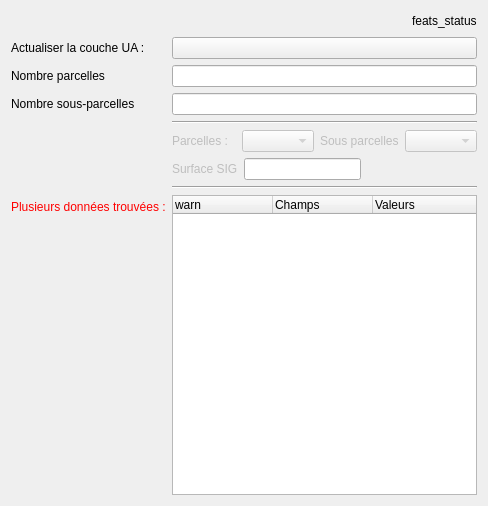
The window that qsequoia2/modules/table_check/ua_checker.ui (SequoiApp/Qsequoia2) describes before a commit, drawn with Qt 5.
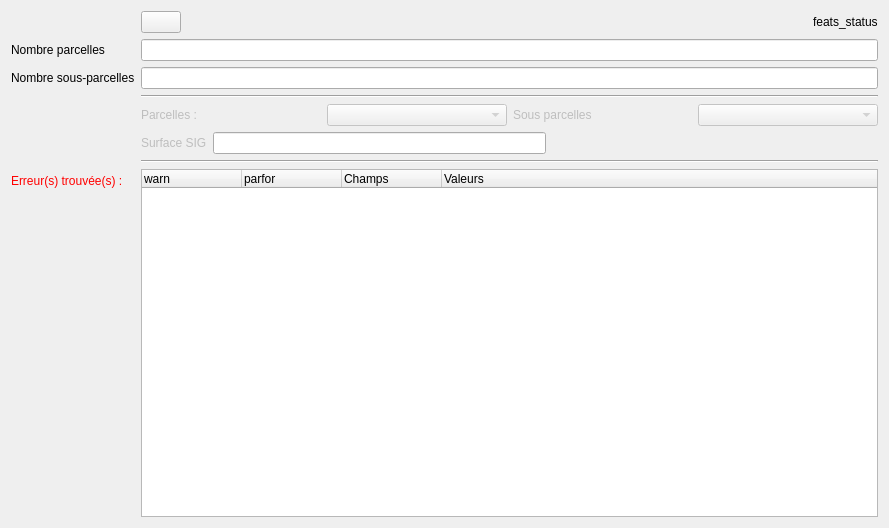
The same window after the commit.

Commit message: updating the ua_checker

```diff
--- a/qsequoia2/modules/table_check/ua_checker.ui
+++ b/qsequoia2/modules/table_check/ua_checker.ui
@@ -6,8 +6,8 @@
    <rect>
     <x>0</x>
     <y>0</y>
-    <width>488</width>
-    <height>506</height>
+    <width>889</width>
+    <height>528</height>
    </rect>
   </property>
   <property name="windowTitle">
@@ -17,7 +17,10 @@
    <item row="0" column="1">
     <layout class="QHBoxLayout" name="horizontalLayout">
      <item>
-      <widget class="QLabel" name="lbl_ua_status">
+      <widget class="QPushButton" name="btn_refresh">
+       <property name="toolTip">
+        <string>&lt;html&gt;&lt;head/&gt;&lt;body&gt;&lt;p&gt;Recharger la couche UA&lt;/p&gt;&lt;/body&gt;&lt;/html&gt;</string>
+       </property>
        <property name="text">
         <string/>
        </property>
@@ -46,48 +49,41 @@
     </layout>
    </item>
    <item row="1" column="0">
-    <widget class="QLabel" name="lbl_refresh">
-     <property name="text">
-      <string>Actualiser la couche UA :</string>
-     </property>
-    </widget>
-   </item>
-   <item row="1" column="1">
-    <widget class="QPushButton" name="btn_refresh">
-     <property name="text">
-      <string/>
-     </property>
-    </widget>
-   </item>
-   <item row="2" column="0">
     <widget class="QLabel" name="lbl_pf_2">
      <property name="text">
       <string>Nombre parcelles</string>
      </property>
     </widget>
    </item>
-   <item row="2" column="1">
+   <item row="1" column="1">
     <widget class="QLineEdit" name="le_nb_pf">
      <property name="readOnly">
       <bool>true</bool>
      </property>
     </widget>
    </item>
-   <item row="3" column="0">
+   <item row="2" column="0">
     <widget class="QLabel" name="lbl_sspf_2">
      <property name="text">
       <string>Nombre sous-parcelles</string>
      </property>
     </widget>
    </item>
-   <item row="3" column="1">
+   <item row="2" column="1">
     <widget class="QLineEdit" name="le_nb_sspf">
      <property name="readOnly">
       <bool>true</bool>
      </property>
     </widget>
    </item>
-   <item row="5" column="1">
+   <item row="3" column="1">
+    <widget class="Line" name="line">
+     <property name="orientation">
+      <enum>Qt::Horizontal</enum>
+     </property>
+    </widget>
+   </item>
+   <item row="4" column="1">
     <layout class="QHBoxLayout" name="horizontalLayout_3">
      <item>
       <widget class="QLabel" name="lbl_pf">
@@ -125,7 +121,7 @@
      </item>
     </layout>
    </item>
-   <item row="6" column="1">
+   <item row="5" column="1">
     <layout class="QHBoxLayout" name="horizontalLayout_6">
      <item>
       <widget class="QLabel" name="lbl_surf">
@@ -159,20 +155,25 @@
      </item>
     </layout>
    </item>
-   <item row="8" column="0">
+   <item row="7" column="0">
     <widget class="QLabel" name="lbl_errors">
      <property name="text">
-      <string>&lt;html&gt;&lt;head/&gt;&lt;body&gt;&lt;p&gt;&lt;span style=&quot; color:#ff0000;&quot;&gt;Plusieurs données trouvées :&lt;/span&gt;&lt;/p&gt;&lt;/body&gt;&lt;/html&gt;</string>
+      <string>&lt;html&gt;&lt;head/&gt;&lt;body&gt;&lt;p&gt;&lt;span style=&quot; color:#ff0000;&quot;&gt;Erreur(s) trouvée(s) :&lt;/span&gt;&lt;/p&gt;&lt;/body&gt;&lt;/html&gt;</string>
      </property>
     </widget>
    </item>
-   <item row="8" column="1">
+   <item row="7" column="1">
     <widget class="QTreeWidget" name="tree_checker">
      <column>
       <property name="text">
        <string>warn</string>
       </property>
      </column>
+     <column>
+      <property name="text">
+       <string>parfor</string>
+      </property>
+     </column>
      <column>
       <property name="text">
        <string>Champs</string>
@@ -185,20 +186,20 @@
      </column>
     </widget>
    </item>
-   <item row="4" column="1">
-    <widget class="Line" name="line">
-     <property name="orientation">
-      <enum>Qt::Horizontal</enum>
-     </property>
-    </widget>
-   </item>
-   <item row="7" column="1">
+   <item row="6" column="1">
     <widget class="Line" name="line_2">
      <property name="orientation">
       <enum>Qt::Horizontal</enum>
      </property>
     </widget>
    </item>
+   <item row="0" column="0">
+    <widget class="QLabel" name="lbl_ua_status">
+     <property name="text">
+      <string/>
+     </property>
+    </widget>
+   </item>
   </layout>
  </widget>
  <resources/>
```
Left out of the diff: 9 changed lines with no effect on the pictures. The commit also changes 3 other files.
